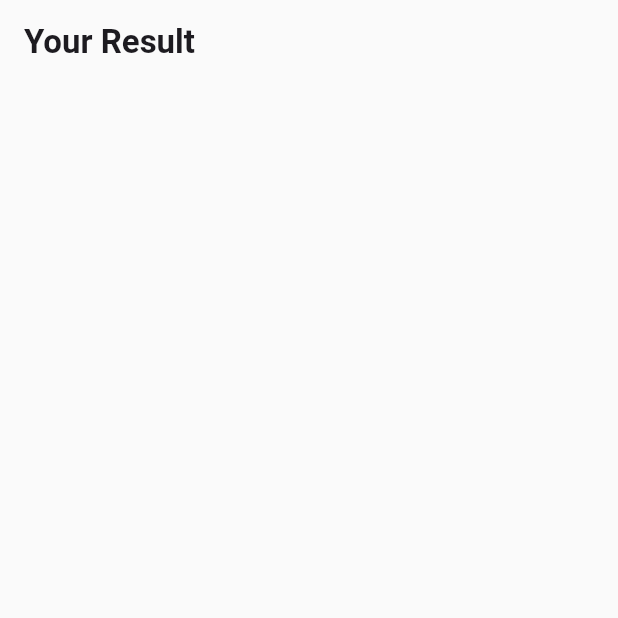
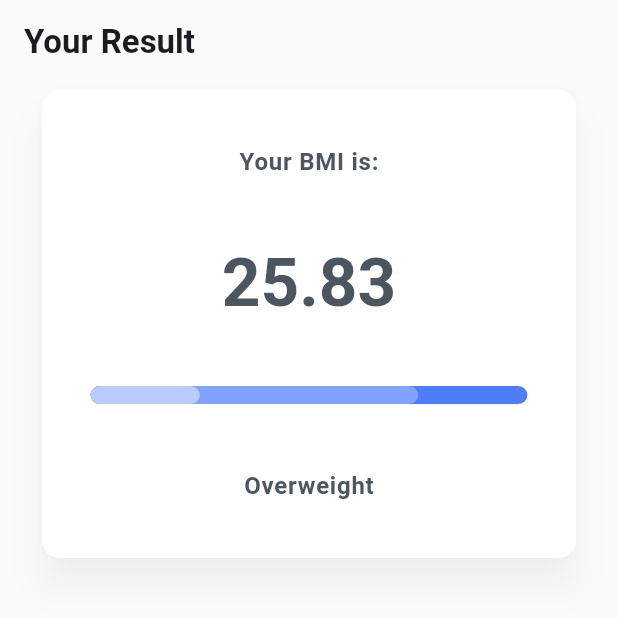
Before and after one commit to logiclynxAJ/bmi_calculator, a Flutter app: the BMIResults screen opened by its route, on a phone screen of 412 x 824 dp, the top half of it. Run offline on Flutter 3.47's test engine with Material 2 defaults, Android fonts, the phone set to English and light mode, and no system bars; our stand-ins replace equatable, flutter_bloc, flutter_svg, go_router; missing offline and left inert: infinite_listview.

Commit message:
first cuts for result page

```diff
--- a/lib/bloc/bmi_state.dart
+++ b/lib/bloc/bmi_state.dart
@@ -59,6 +59,32 @@ class BmiState extends Equatable {
     // calculate BMI
     double bmi = weightInKgs / (heightMeters * heightMeters);
 
+    if (bmi > 30) return 30;
+
     return bmi;
   }
+
+  String get bmiMessage {
+    if (bmi < 18.5) {
+      return "Your BMI is $bmi, which is considered underweight. This may put you at risk for health problems, such as weakened immune system, anemia, and osteoporosis. You may need to gain weight to improve your health. Please consult a doctor for guidance.";
+    } else if (bmi >= 18.5 && bmi < 25) {
+      return "Your BMI is $bmi, which is considered normal. This range is associated with a lower risk of chronic diseases, such as heart disease and diabetes. Keep up your healthy habits such as eating a balanced diet and exercising regularly!";
+    } else if (bmi >= 25 && bmi < 30) {
+      return "Your BMI is $bmi, which is considered overweight. This may put you at risk for health problems, such as high blood pressure, high cholesterol, and type 2 diabetes. You may need to lose weight to improve your health. Please consult a doctor for guidance.";
+    } else {
+      return "Your BMI is $bmi, which is considered obese. This may put you at risk for serious health problems, such as heart disease, stroke, and some cancers. You may need to lose weight and consult a doctor for guidance on improving your health.";
+    }
+  }
+
+  String get bmiStatus {
+    if (bmi < 18.5) {
+      return "Underweight";
+    } else if (bmi >= 18.5 && bmi < 25) {
+      return "Healthy";
+    } else if (bmi >= 25 && bmi < 30) {
+      return "Overweight";
+    } else {
+      return "Obese";
+    }
+  }
 }
--- a/lib/common/utils.dart
+++ b/lib/common/utils.dart
@@ -67,3 +67,31 @@ double convertLbsToKgs(double lbs) {
 extension EnumType on Enum {
   String get type => describeEnumType(this);
 }
+
+List<Color> generateColorList(Color baseColor, {int length = 10}) {
+  // Create a list to store the shades of the base color
+  List<Color> colorList = [];
+
+  // Extract the RGB components of the base color
+  int red = baseColor.red;
+  int green = baseColor.green;
+  int blue = baseColor.blue;
+
+  // Generate 10 shades of the base color
+  for (int i = 1; i <= length + 1; i++) {
+    // Calculate the shade factor
+    double factor = i / length;
+
+    // Calculate the new RGB values based on the shade factor
+    int newRed = (red * factor).round();
+    int newGreen = (green * factor).round();
+    int newBlue = (blue * factor).round();
+
+    // Create the new color and add it to the list
+    Color newColor = Color.fromARGB(255, newRed, newGreen, newBlue);
+    colorList.add(newColor);
+  }
+
+  // Return the list of shades
+  return colorList;
+}
--- a/lib/common/widgets/generic_card.dart
+++ b/lib/common/widgets/generic_card.dart
@@ -3,19 +3,36 @@ import 'package:flutter/material.dart';
 import 'package:bmi_calculator/common/constants/colors.dart';
 
 class GenericCard extends StatelessWidget {
-  const GenericCard({super.key, this.children = const []});
+  const GenericCard({
+    super.key,
+    this.children = const [],
+    this.width,
+    this.height = 180,
+    this.padding = const EdgeInsets.symmetric(vertical: 12),
+  });
+
   final List<Widget> children;
+
+  /// If non-null, requires the child to have exactly this width.
+  final double? width;
+
+  /// If non-null, requires the child to have exactly this height.
+  final double? height;
+
+  final EdgeInsetsGeometry padding;
 
   @override
   Widget build(BuildContext context) {
-    return SizedBox(
-      height: 180,
+    return AnimatedContainer(
+      duration: kThemeAnimationDuration,
+      height: height,
+      width: width,
       child: Card(
         elevation: 10,
         shadowColor: shadowColor,
         surfaceTintColor: Colors.white,
         child: Padding(
-          padding: const EdgeInsets.symmetric(vertical: 12),
+          padding: padding,
           child: Column(
             children: children,
           ),
--- a/lib/views/results.dart
+++ b/lib/views/results.dart
@@ -1,6 +1,12 @@
 import 'package:bmi_calculator/common/constants/colors.dart';
 import 'package:bmi_calculator/common/utils.dart';
+import 'package:bmi_calculator/common/widgets/generic_card.dart';
 import 'package:flutter/material.dart';
+import 'package:flutter_bloc/flutter_bloc.dart';
+
+import '../bloc/bmi_bloc.dart';
+
+final colorRange = generateColorList(primary, length: 3);
 
 class BMIResults extends StatelessWidget {
   const BMIResults({super.key});
@@ -8,6 +14,8 @@ class BMIResults extends StatelessWidget {
   @override
   Widget build(BuildContext context) {
     final textTheme = textThemeOf(context);
+    final themeData = Theme.of(context);
+    final color = themeData.colorScheme.onBackground;
     return Scaffold(
       appBar: AppBar(
         automaticallyImplyLeading: false,
@@ -16,6 +24,84 @@ class BMIResults extends StatelessWidget {
           style: textTheme.titleLarge?.copyWith(fontWeight: FontWeight.bold),
         ),
       ),
+      body: BlocBuilder<BmiBloc, BmiState>(
+        builder: (context, state) {
+          return Padding(
+            padding: const EdgeInsets.symmetric(horizontal: 24),
+            child: LayoutBuilder(builder: (context, constraints) {
+              final oneSectionWidth = (constraints.maxWidth * 0.8) / 4;
+              return Column(
+                crossAxisAlignment: CrossAxisAlignment.center,
+                children: [
+                  GenericCard(
+                    width: constraints.maxWidth,
+                    height: 320,
+                    padding: const EdgeInsets.symmetric(vertical: 36),
+                    children: [
+                      Text(
+                        'Your BMI is:',
+                        style: textTheme.bodyLarge?.copyWith(
+                          fontWeight: FontWeight.bold,
+                          color: color,
+                        ),
+                      ),
+                      Expanded(
+                        child: Column(
+                          mainAxisAlignment: MainAxisAlignment.spaceEvenly,
+                          children: [
+                            Text(
+                              state.bmi.toStringAsFixed(2),
+                              style: textTheme.displayMedium?.copyWith(
+                                fontWeight: FontWeight.bold,
+                                color: color,
+                              ),
+                            ),
+                            SizedBox(
+                              width: constraints.maxWidth * 0.8,
+                              height: 12,
+                              child: Stack(
+                                children: [
+                                  Container(
+                                    decoration: BoxDecoration(
+                                      color: const Color(0xff4e7df9),
+                                      borderRadius: BorderRadius.circular(8),
+                                    ),
+                                  ),
+                                  Container(
+                                    width: oneSectionWidth * 3,
+                                    decoration: BoxDecoration(
+                                      color: const Color(0xff81a3ff),
+                                      borderRadius: BorderRadius.circular(8),
+                                    ),
+                                  ),
+                                  Container(
+                                    width: oneSectionWidth,
+                                    decoration: BoxDecoration(
+                                      color: const Color(0xffbaccfd),
+                                      borderRadius: BorderRadius.circular(8),
+                                    ),
+                                  ),
+                                ],
+                              ),
+                            ),
+                          ],
+                        ),
+                      ),
+                      Text(
+                        state.bmiStatus,
+                        style: textTheme.bodyLarge?.copyWith(
+                          fontWeight: FontWeight.bold,
+                          color: color,
+                        ),
+                      ),
+                    ],
+                  ),
+                ],
+              );
+            }),
+          );
+        },
+      ),
     );
   }
 }
```
